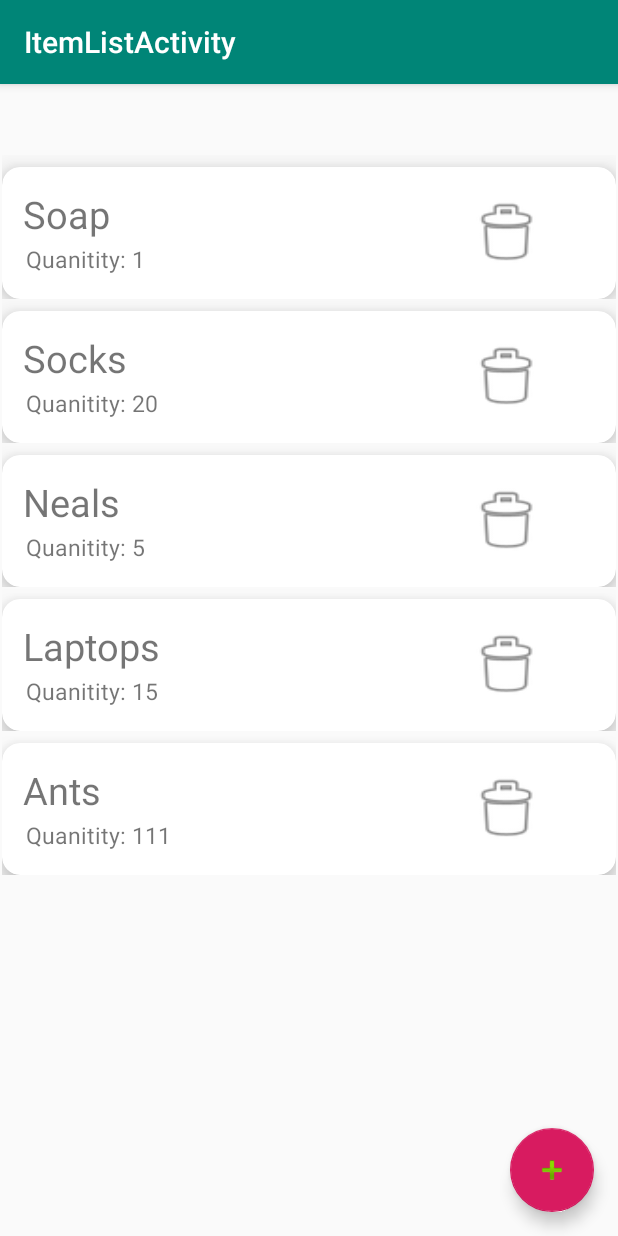
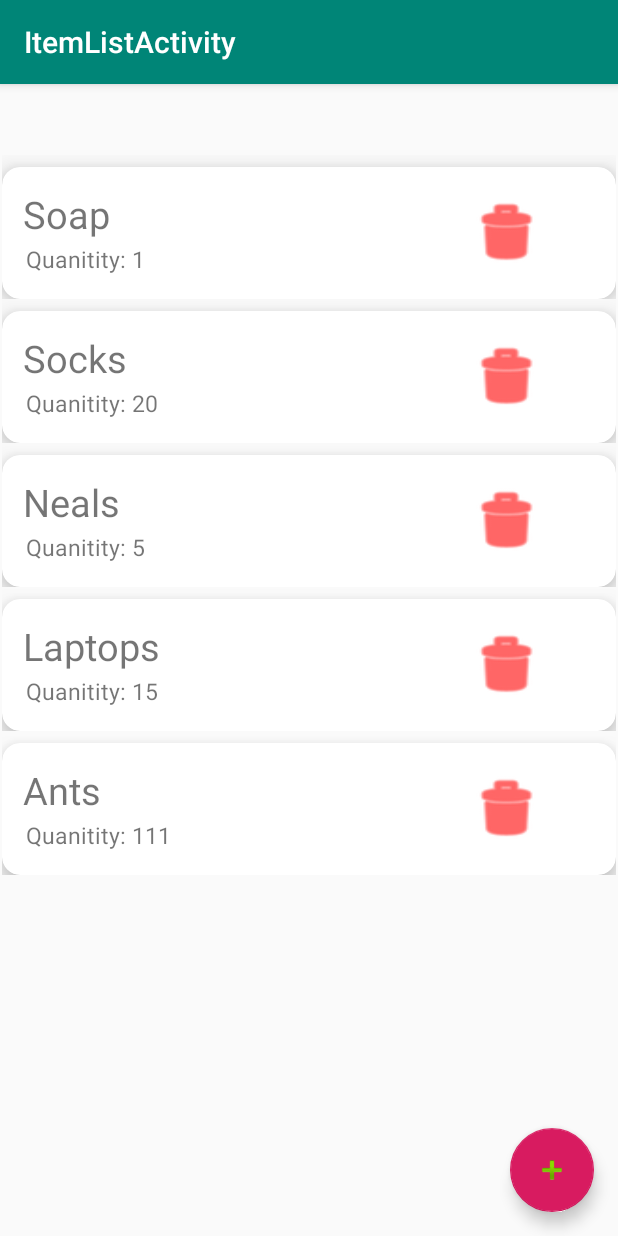
Before and after one commit to CynicalOne/380_app, an Android app: the ItemListActivity screen opened directly, with no data from a screen before it, on a phone screen of 412 x 824 dp. Run offline under Robolectric (Android 15) with nearby library versions, the light colour scheme and no system bars.

Commit message:
Now working on image:

```diff
--- a/app/src/main/res/layout/homeview_row.xml
+++ b/app/src/main/res/layout/homeview_row.xml
@@ -49,7 +49,8 @@
                 android:layout_alignParentEnd="true"
                 android:layout_alignParentRight="true"
                 android:layout_centerInParent="true"
-                android:background="@android:drawable/ic_menu_delete"></Button>
+                android:background="@android:drawable/ic_menu_delete"
+                android:backgroundTint="@color/red"></Button>
 
         </RelativeLayout>
     </androidx.cardview.widget.CardView>
```
